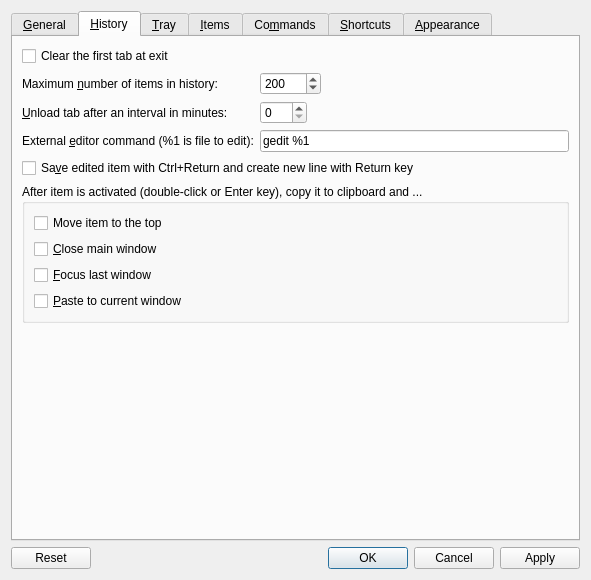
Old version of the form src/ui/configurationmanager.ui in the repository hluk/CopyQ.
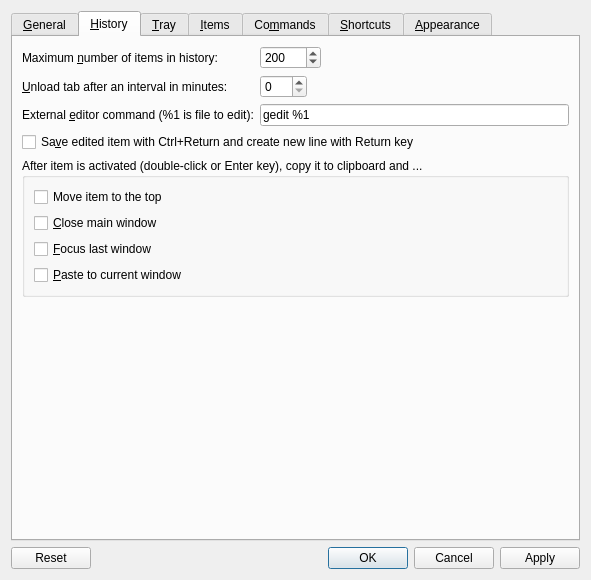
New version of the form. The open tabs and pages were chosen to show the change. Icons and pictures are not drawn. Custom widgets are drawn as their Qt base class.

Commit message:
Try to load items again on enter key; remove clear tab option
Clearing the first tab at exit -- i.e. not saving the tab -- can be
achieved by setting empty synchronization directory for the tab. Even
though this could be less obvious option, it removes some code.

What changed in the file:
```diff
--- a/src/ui/configurationmanager.ui
+++ b/src/ui/configurationmanager.ui
@@ -541,7 +541,7 @@
          <string>&amp;History</string>
         </attribute>
         <layout class="QGridLayout" name="gridLayout_3">
-         <item row="1" column="0">
+         <item row="0" column="0">
           <layout class="QFormLayout" name="formLayout_2">
            <property name="fieldGrowthPolicy">
             <enum>QFormLayout::AllNonFixedFieldsGrow</enum>
@@ -652,17 +652,7 @@
            </item>
           </layout>
          </item>
-         <item row="0" column="0">
-          <widget class="QCheckBox" name="checkBoxClearFirstTab">
-           <property name="toolTip">
-            <string>Application will start with empty first tab.</string>
-           </property>
-           <property name="text">
-            <string>Clear the first tab at exit</string>
-           </property>
-          </widget>
-         </item>
-         <item row="5" column="0">
+         <item row="4" column="0">
           <widget class="QGroupBox" name="groupBox_3">
            <property name="title">
             <string>After item is activated (double-click or Enter key), copy it to clipboard and ...</string>
@@ -711,7 +701,7 @@
            </layout>
           </widget>
          </item>
-         <item row="6" column="0">
+         <item row="5" column="0">
           <spacer name="verticalSpacer_6">
            <property name="orientation">
             <enum>Qt::Vertical</enum>
@@ -724,7 +714,7 @@
            </property>
           </spacer>
          </item>
-         <item row="3" column="0">
+         <item row="2" column="0">
           <widget class="QCheckBox" name="checkBoxEditCtrlReturn">
            <property name="toolTip">
             <string>Leave unchecked for Return key to save edited item and Ctrl+Return create new line.
```
Left out of the diff: 3 changed lines with no effect on the pictures. The commit also changes 5 other files.
